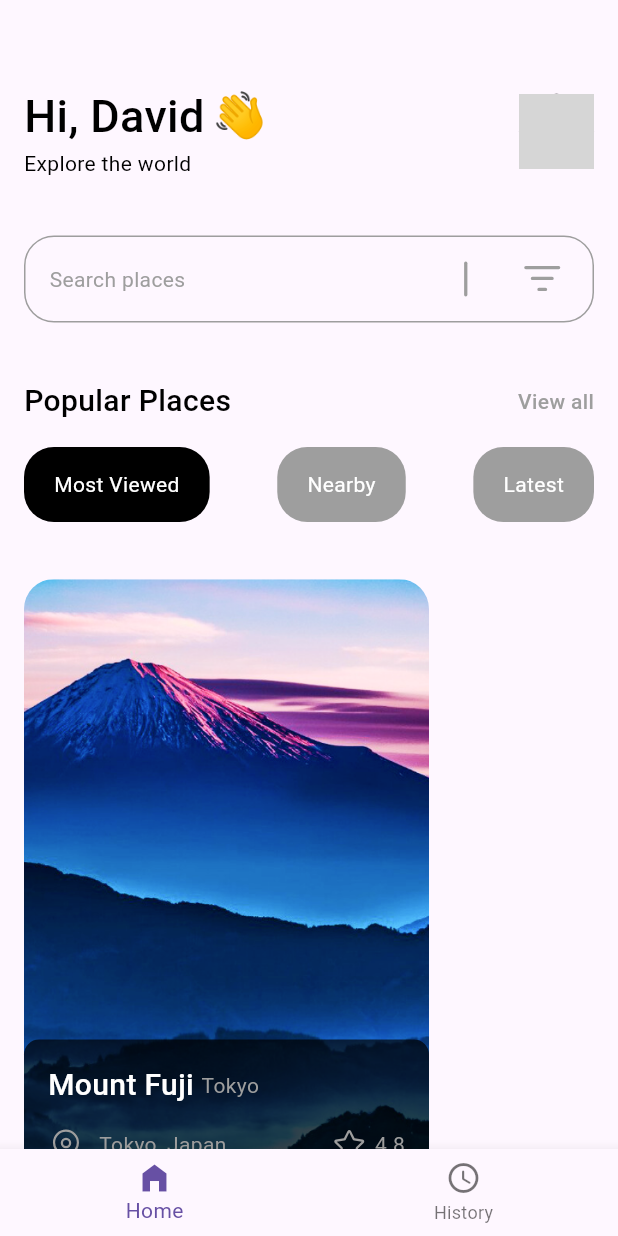
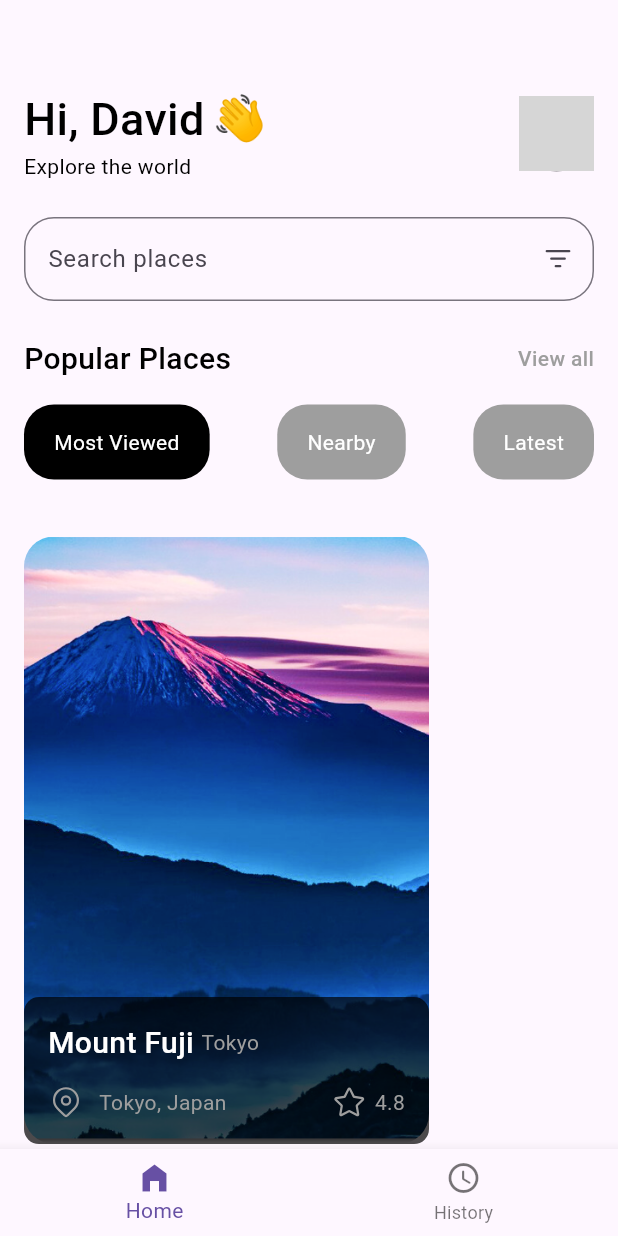
Before and after one commit to Adeyemi-Favour/travel-app, a Flutter app: the homePage screen opened directly, on a phone screen of 412 x 824 dp. Run offline on Flutter 3.47's test engine with Material 3 defaults, Android fonts, the phone set to English and light mode, and no system bars; our stand-ins replace fluentui_system_icons, google_fonts; network calls fail; grey boxes are pictures that could not be loaded.

Commit message:
textField implementation

```diff
--- a/lib/mainApp.dart
+++ b/lib/mainApp.dart
@@ -1,8 +1,6 @@
 import 'package:flutter/material.dart';
 import 'package:google_fonts/google_fonts.dart';
 import 'package:fluentui_system_icons/fluentui_system_icons.dart';
-import 'package:travelapp/placeCards.dart';
-
 import 'filterButtons.dart';
 
 class mainApp extends StatelessWidget {
@@ -70,9 +68,6 @@ class homePage extends StatelessWidget {
   @override
   Widget build(BuildContext context) {
     return Scaffold(
-      appBar: AppBar(
-        automaticallyImplyLeading: false, // Remove back button
-      ),
       bottomNavigationBar: BottomNavigationBar(
         items: [
           BottomNavigationBarItem(icon: Icon(Icons.home_filled), label: 'Home'),
@@ -81,8 +76,9 @@ class homePage extends StatelessWidget {
         ],
       ),
       body: ListView(
-          padding: EdgeInsets.symmetric(
-            horizontal: 16,
+
+          padding: EdgeInsets.only(
+            left: 16, right: 16, top: MediaQuery.of(context).size.height * 0.07
           ),
           children: [
             Row(
@@ -128,48 +124,20 @@ class homePage extends StatelessWidget {
                 ),
               ],
             ),
-            SizedBox(
-              height: 38,
-            ),
-            Container(
-              padding: EdgeInsets.only(
-                left: 16,
-                right: 16,
-              ),
-              height: 58,
-              width: MediaQuery.of(context).size.width,
-              decoration: BoxDecoration(
-                  border: Border.all(color: Colors.grey),
-                  borderRadius: BorderRadius.circular(20)),
-              child: Row(
-                mainAxisAlignment: MainAxisAlignment.spaceBetween,
-                children: [
-                  Text(
-                    "Search places",
-                    style: TextStyle(color: Colors.grey),
+            SizedBox(height: 24,),
+            TextField(
+              keyboardType: TextInputType.text,
+              style: TextStyle(color: Colors.black),
+              decoration: InputDecoration(
+                  hintText: "Search places",
+                  border: OutlineInputBorder(
+                    borderRadius: BorderRadius.all(Radius.circular(20)),
+                    borderSide: BorderSide(color: Colors.grey)
                   ),
-                  Row(
-                    children: [
-                      Icon(
-                        FluentIcons.divider_short_24_regular,
-                        color: Colors.grey,
-                        size: 35,
-                      ),
-                      SizedBox(
-                        width: 16,
-                      ),
-                      Icon(
-                        FluentIcons.filter_24_regular,
-                        color: Colors.grey,
-                        size: 35,
-                      )
-                    ],
-                  ),
-                ],
-              ),
+                  suffixIcon: Icon(FluentIcons.filter_24_regular)),
             ),
             SizedBox(
-              height: 38,
+              height: 24,
             ),
             Row(
               mainAxisAlignment: MainAxisAlignment.spaceBetween,
@@ -205,6 +173,7 @@ class homePage extends StatelessWidget {
             SizedBox(
               height: 38,
             ),
+
             Stack(
               children: [
                 Container(
```
